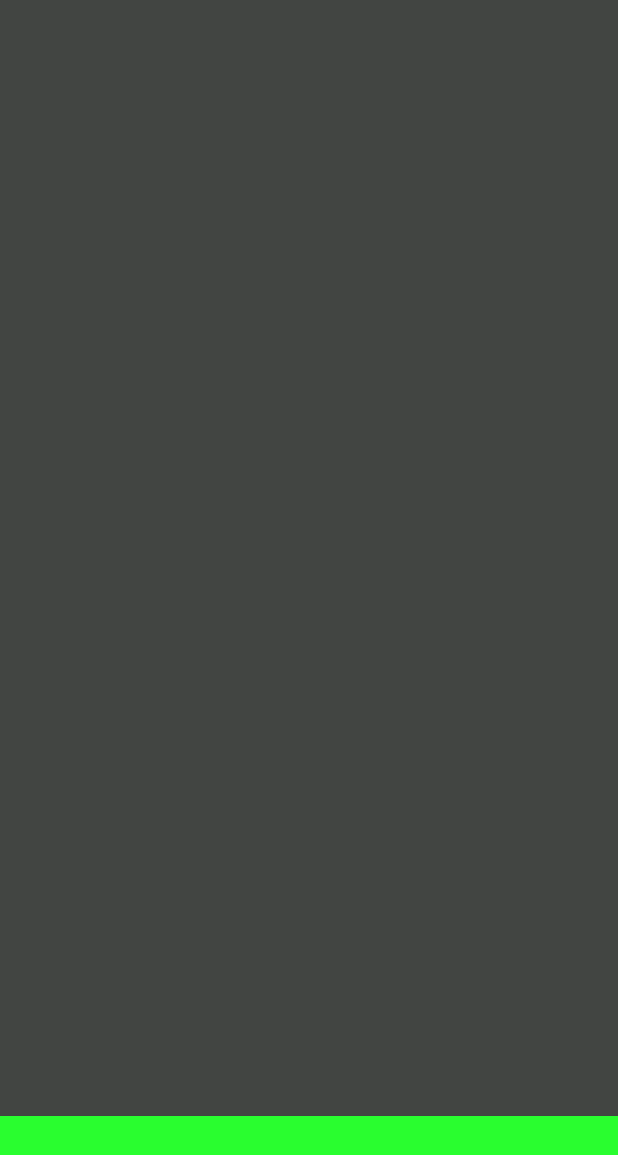
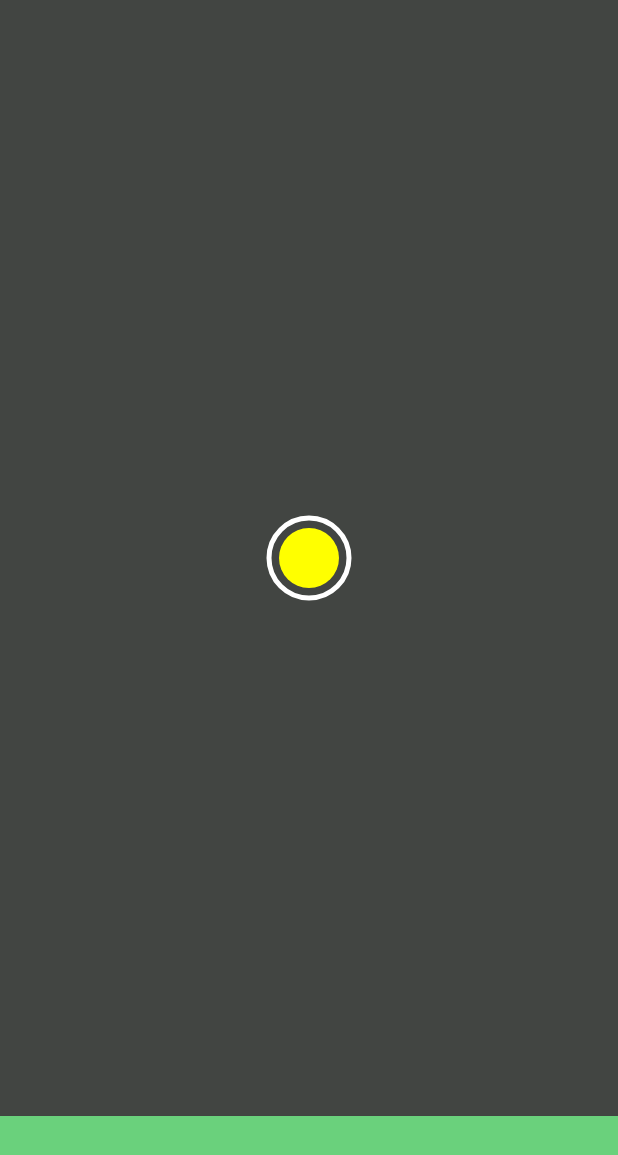
Before and after one commit to RadLikeWhoa/LabyrinthApp, an Android app: the MainActivity screen opened directly, with no data from a screen before it, on a phone screen of 412 x 824 dp. Shown: the top 1155 px of the screen. Run offline under Robolectric (Android 15) with nearby library versions, the phone set to English and light mode, and no system bars; network calls fail.

Commit message:
Improve draw view

```diff
--- /dev/null
+++ b/app/src/main/java/ch/fhnw/labyrinthapp/DrawView.java
@@ -0,0 +1,41 @@
+package ch.fhnw.labyrinthapp;
+
+import android.content.Context;
+import android.graphics.Canvas;
+import android.graphics.Color;
+import android.graphics.Paint;
+import android.util.AttributeSet;
+import android.util.Log;
+import android.view.View;
+
+public class DrawView extends View {
+    Paint paint = new Paint(Paint.ANTI_ALIAS_FLAG);
+
+    public DrawView(Context context, AttributeSet attrs) {
+        super(context, attrs);
+    }
+
+    public DrawView(Context context) {
+        super(context);
+    }
+
+    @Override
+    protected void onDraw(Canvas canvas) {
+        super.onDraw(canvas);
+
+        paint.setColor(Color.WHITE);
+        paint.setStyle(Paint.Style.STROKE);
+        paint.setStrokeWidth(5);
+
+        final float centerX = canvas.getWidth() / 2;
+        final float centerY = canvas.getHeight() / 2;
+
+        canvas.drawCircle(centerX, centerY, 40, paint);
+
+        paint.setColor(Color.YELLOW);
+        paint.setStyle(Paint.Style.FILL);
+        paint.setStrokeWidth(0);
+
+        canvas.drawCircle(centerX, centerY, 30, paint);
+    }
+}
--- a/app/src/main/res/layout/activity_main.xml
+++ b/app/src/main/res/layout/activity_main.xml
@@ -5,6 +5,17 @@
     android:layout_height="match_parent"
     android:background="@color/colorBackground"
     tools:context="ch.fhnw.labyrinthapp.MainActivity">
+
+    <ch.fhnw.labyrinthapp.DrawView
+        android:layout_width="wrap_content"
+        android:layout_height="wrap_content"
+        android:id="@+id/view"
+        android:layout_alignParentTop="true"
+        android:layout_alignParentLeft="true"
+        android:layout_alignParentStart="true"
+        android:layout_alignParentRight="true"
+        android:layout_alignParentEnd="true"
+        android:layout_above="@+id/button2" />
 
     <Button
         android:layout_width="wrap_content"
--- a/app/src/main/res/values/colors.xml
+++ b/app/src/main/res/values/colors.xml
@@ -4,5 +4,5 @@
     <color name="colorPrimaryDark">#303F9F</color>
     <color name="colorAccent">#FF4081</color>
     <color name="colorBackground">#FF424542</color>
-    <color name="colorActive">#FF29FE2F</color>
+    <color name="colorActive">#FF6ad17c</color>
 </resources>
```
Also changed, not shown: app/src/main/java/ch/fhnw/labyrinthapp/MainActivity.java (+1 -9 lines).
